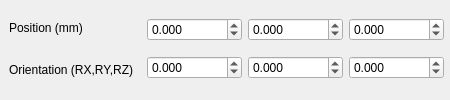
Above: freecad/pyoptools/GUI/positionWidget.ui from cihologramas/freecad-pyoptools before the change. Below: the same form after it.
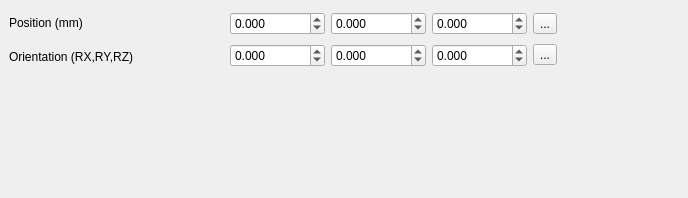
That is the form after the change.

Diff of the .ui file:
```diff
--- a/freecad/pyoptools/GUI/positionWidget.ui
+++ b/freecad/pyoptools/GUI/positionWidget.ui
@@ -6,8 +6,8 @@
    <rect>
     <x>0</x>
     <y>0</y>
-    <width>450</width>
-    <height>100</height>
+    <width>688</width>
+    <height>198</height>
    </rect>
   </property>
   <property name="windowTitle">
@@ -18,8 +18,8 @@
     <rect>
      <x>9</x>
      <y>9</y>
-     <width>465</width>
-     <height>79</height>
+     <width>548</width>
+     <height>62</height>
     </rect>
    </property>
    <layout class="QHBoxLayout" name="mainLayout">
```
